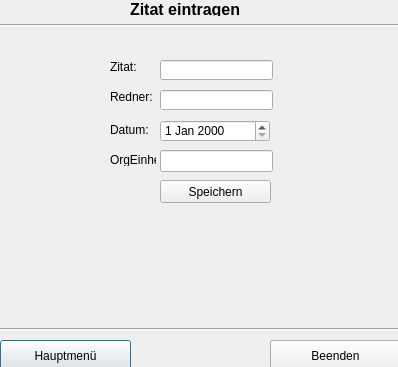
Qt form ZitatErfassung/frmzitateintragen.ui (TrialAnd404/MyRepo) before a commit.
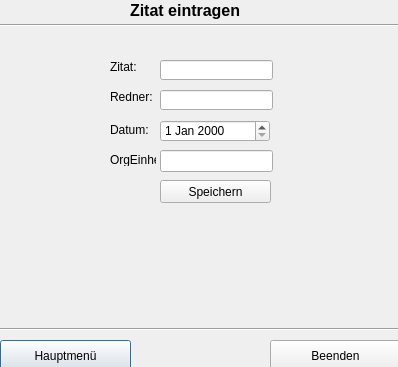
The same form after that commit. Icons and pictures are not drawn.

Diff of the .ui file:
```diff
--- a/ZitatErfassung/frmzitateintragen.ui
+++ b/ZitatErfassung/frmzitateintragen.ui
@@ -126,7 +126,7 @@
      <x>130</x>
      <y>0</y>
      <width>141</width>
-     <height>16</height>
+     <height>21</height>
     </rect>
    </property>
    <property name="text">
```
Left out of the diff: 4 changed lines with no effect on the pictures.
